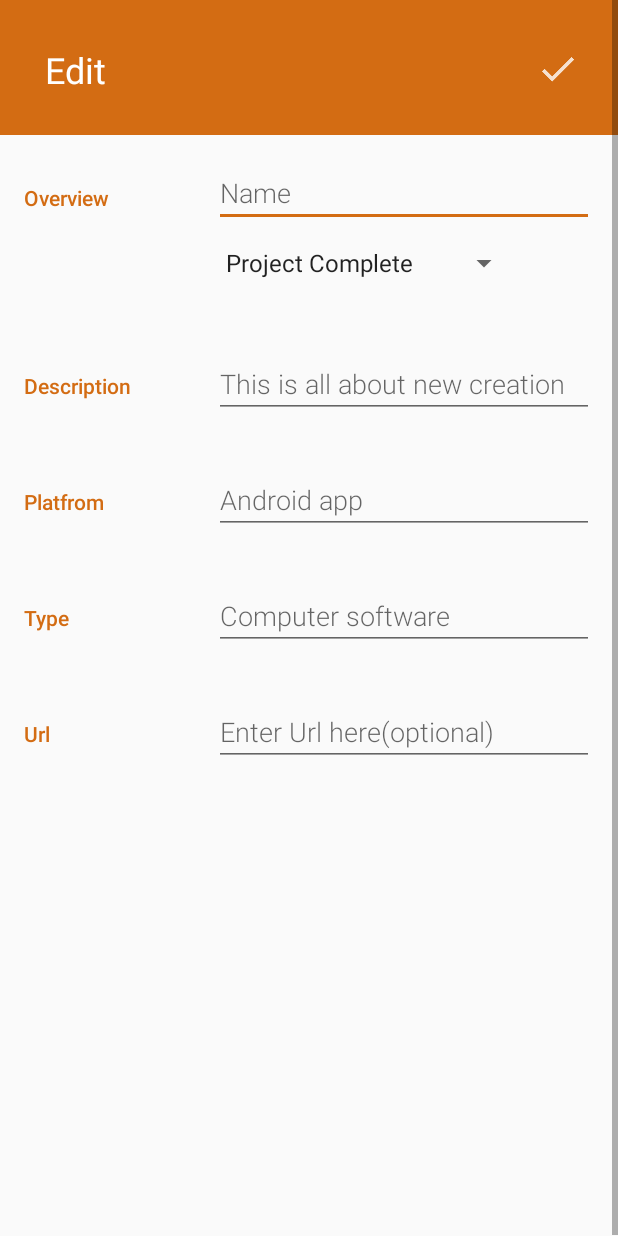
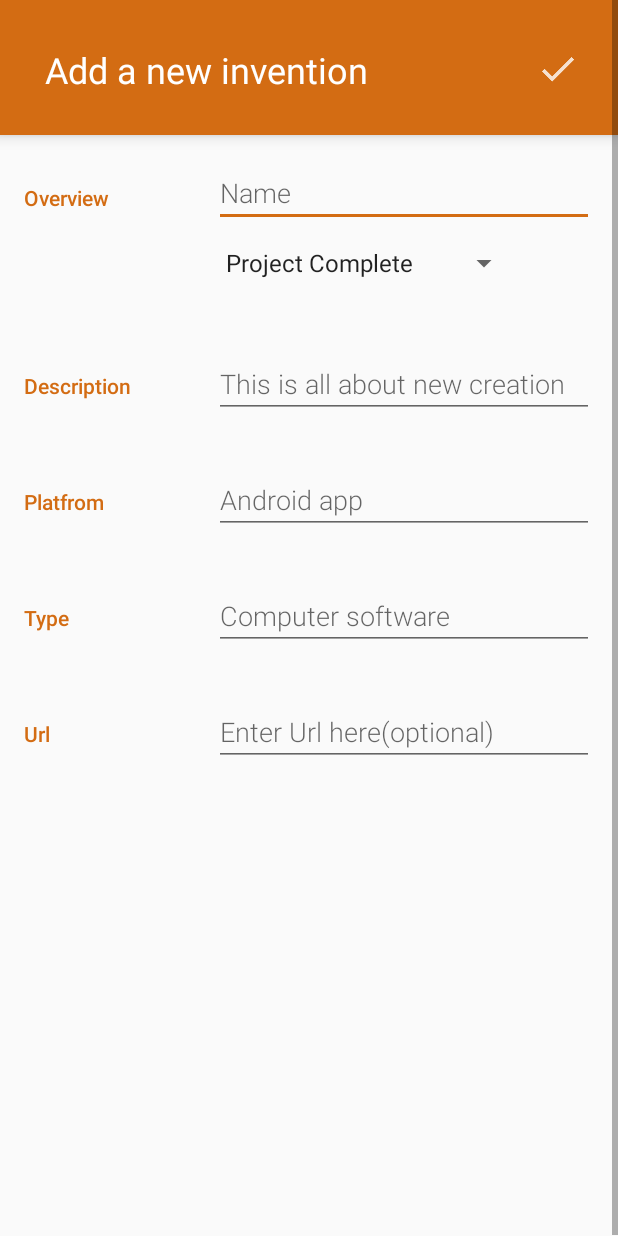
Before and after one commit to Apurba000Biswas/The-Invention, an Android app: the EditorActivity screen opened directly, with no data from a screen before it, on a phone screen of 412 x 824 dp. Run offline under Robolectric (Android 15) with nearby library versions, the phone set to English and light mode, and no system bars.

Commit message:
2.7 Added custom tittle for editor Activity

```diff
--- a/app/src/main/java/com/example/apurba/theinvention/theinvention/EditorActivity.java
+++ b/app/src/main/java/com/example/apurba/theinvention/theinvention/EditorActivity.java
@@ -17,6 +17,7 @@ import android.widget.ArrayAdapter;
 import android.widget.EditText;
 import android.widget.ImageView;
 import android.widget.Spinner;
+import android.widget.TextView;
 import android.widget.Toast;
 
 import com.example.apurba.theinvention.theinvention.data.InventoryContract.InventoryEntry;
@@ -64,6 +65,9 @@ public class EditorActivity extends AppCompatActivity implements LoaderManager.L
 
         if (selectedInventUri != null ){
             getSupportLoaderManager().initLoader(EXISTING_INVENTORY_LOADER, null, this);
+        }else {
+            TextView header = findViewById(R.id.editor_header);
+            header.setText("Add a new invention");
         }
         setUpSaveButton();
     }
--- a/app/src/main/res/layout/activity_main.xml
+++ b/app/src/main/res/layout/activity_main.xml
@@ -10,6 +10,7 @@
         android:id="@+id/header"
         android:background="@color/colorPrimary"
         android:layout_width="match_parent"
+        android:elevation="8dp"
         android:layout_height="90dp">
 
         <TextView
--- a/app/src/main/res/layout/editor.xml
+++ b/app/src/main/res/layout/editor.xml
@@ -12,6 +12,7 @@
         <RelativeLayout
             android:layout_width="match_parent"
             android:layout_height="90dp"
+            android:elevation="6dp"
             android:background="@color/colorPrimary">
 
             <TextView
```
